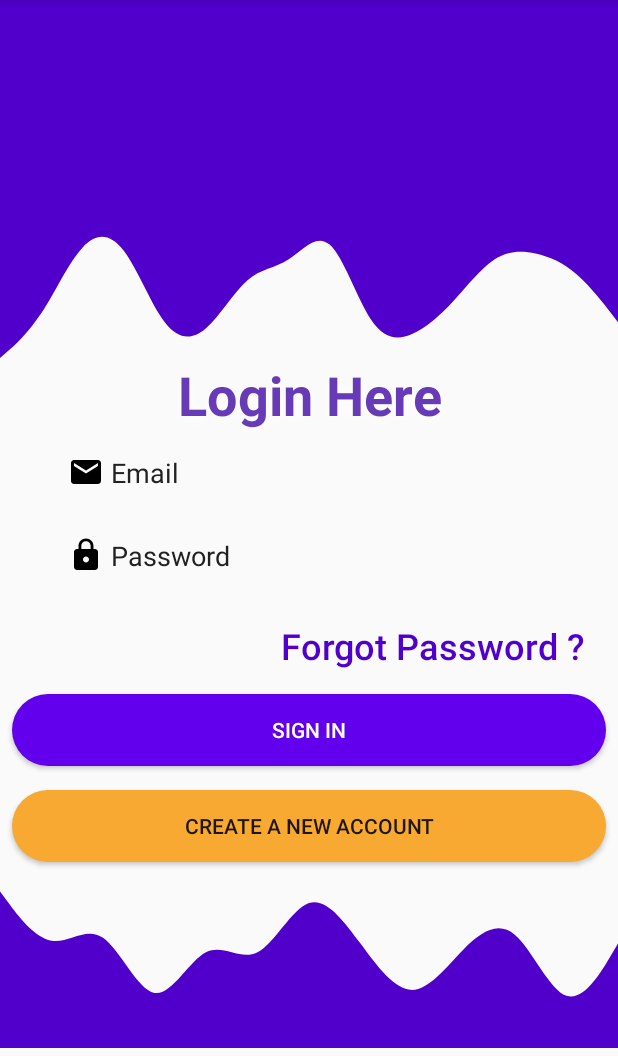
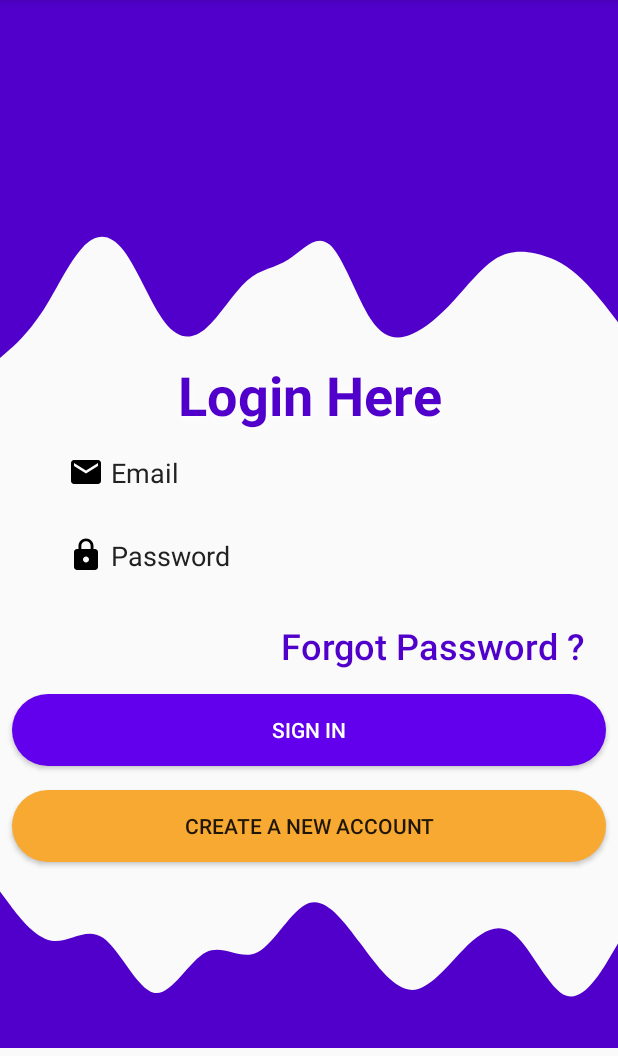
Before and after one commit to Dilip-Sarvaiya/First_Project_Clg, an Android app: the screen it shows after launch (Login_Screen), on a phone screen of 412 x 824 dp, the part 84-1140 px from its top. Run offline under Robolectric (Android 15) with nearby library versions, the phone set to English and light mode, and no system bars.

Commit message:
size fixed in heading

```diff
--- a/app/src/main/res/layout/activity_login.xml
+++ b/app/src/main/res/layout/activity_login.xml
@@ -38,7 +38,7 @@
                 android:shadowDy="4"
                 android:shadowRadius="10"
                 android:text="Login Here"
-                android:textColor="@color/primary"
+                android:textColor="@color/topview"
                 android:textSize="36sp"
                 android:textStyle="bold"
                 app:layout_constraintEnd_toEndOf="parent"
```
